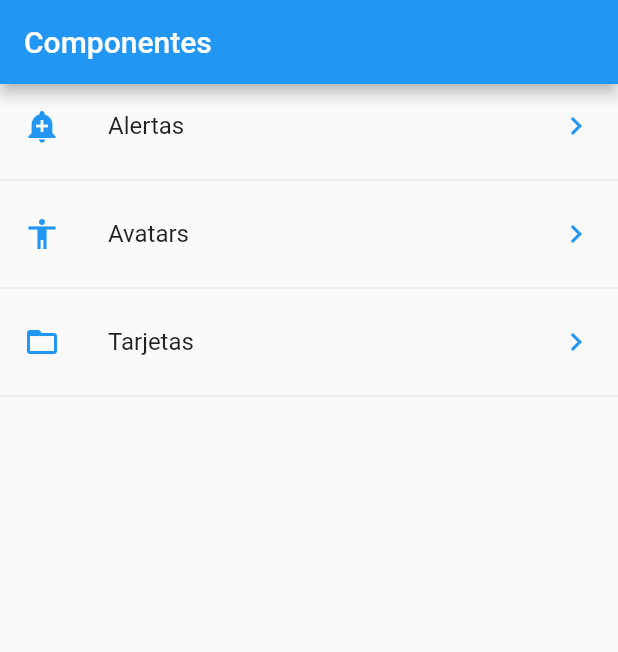
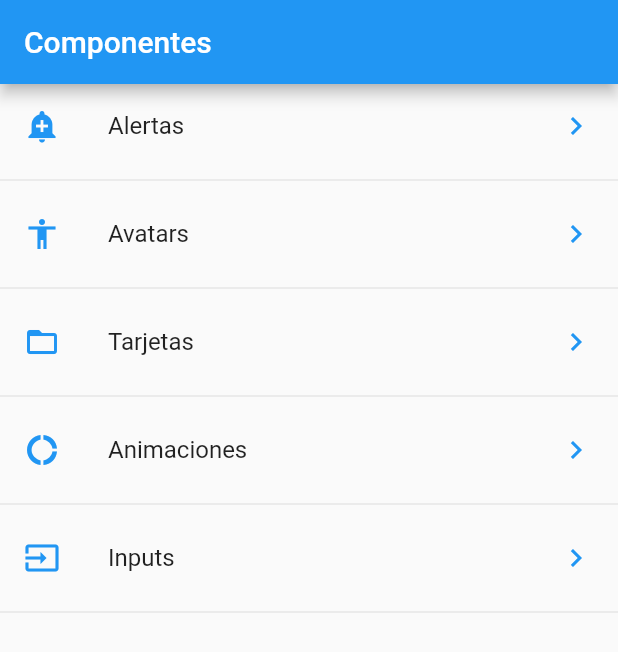
Before and after one commit to angelru/IntroductionFlutter, a Flutter app: the screen it shows after launch, on a phone screen of 412 x 824 dp. Shown: the top 652 px of the screen. Run offline on Flutter 3.47's test engine with Material 2 defaults, Android fonts, the phone set to English and light mode, and no system bars.

Commit message:
input fields

```diff
--- a/data/menu_opts.json
+++ b/data/menu_opts.json
@@ -15,6 +15,16 @@
             "ruta" : "card",
             "icon" : "folder_open",
             "texto": "Tarjetas"
+        },
+        {
+            "ruta" : "animatedContainer",
+            "icon" : "donut_large",
+            "texto": "Animaciones"
+        },
+        {
+            "ruta" : "inputs",
+            "icon" : "input",
+            "texto": "Inputs"
         }
     ]
 }
--- a/lib/pages/cards_page.dart
+++ b/lib/pages/cards_page.dart
@@ -1,6 +1,7 @@
 import 'package:flutter/material.dart';
 
 class CardPage extends StatelessWidget {
+  const CardPage({Key? key}) : super(key: key);
   @override
   Widget build(BuildContext context) {
     return Scaffold(
--- a/lib/pages/home_page.dart
+++ b/lib/pages/home_page.dart
@@ -19,7 +19,7 @@ class HomePage extends StatelessWidget {
   Widget _menu() {
     return FutureBuilder(
       future: menuProvider.loadDataAsync(),
-      initialData: [],
+      initialData: const [],
       builder: (context, AsyncSnapshot<List<dynamic>> snapshot) {
         return ListView(
           children: _createItems(snapshot.data, context),
@@ -35,7 +35,7 @@ class HomePage extends StatelessWidget {
       final temp = ListTile(
         title: Text(item['texto']),
         leading: getIcon(item['icon']),
-        trailing: Icon(Icons.keyboard_arrow_right, color: Colors.blue),
+        trailing: const Icon(Icons.keyboard_arrow_right, color: Colors.blue),
         onTap: () {
           Navigator.pushNamed(context, item['ruta']);
         },
@@ -43,7 +43,7 @@ class HomePage extends StatelessWidget {
 
       options
         ..add(temp)
-        ..add(Divider());
+        ..add(const Divider());
     });
 
     return options;
--- a/lib/routes/routes.dart
+++ b/lib/routes/routes.dart
@@ -4,12 +4,17 @@ import 'package:componentes_flutter/pages/alert_page.dart';
 import 'package:componentes_flutter/pages/avatar_page.dart';
 import 'package:componentes_flutter/pages/home_page.dart';
 import 'package:componentes_flutter/pages/cards_page.dart';
+import 'package:componentes_flutter/pages/animated_container.dart';
+import 'package:componentes_flutter/pages/input_page.dart';
 
 Map<String, WidgetBuilder> getApplicationRoutes() {
   return <String, WidgetBuilder>{
-    '/': (BuildContext context) => HomePage(),
-    'alert': (BuildContext context) => AlertPage(),
-    'avatar': (BuildContext context) => AvatarPage(),
-    'card': (BuildContext context) => CardPage()
+    '/': (BuildContext context) => const HomePage(),
+    'alert': (BuildContext context) => const AlertPage(),
+    'avatar': (BuildContext context) => const AvatarPage(),
+    'card': (BuildContext context) => const CardPage(),
+    'animatedContainer': (BuildContext context) =>
+        const AnimatedContainerPage(),
+    'inputs': (BuildContext context) => const InputPage(),
   };
 }
--- a/lib/utils/icon_string_util.dart
+++ b/lib/utils/icon_string_util.dart
@@ -6,6 +6,8 @@ final _icons = <String, IconData>{
   'add_alert': Icons.add_alert,
   'accessibility': Icons.accessibility,
   'folder_open': Icons.folder_open,
+  'donut_large': Icons.donut_large,
+  'input': Icons.input
 };
 
 Icon getIcon(String icon) {
```
Also changed, not shown: lib/pages/animated_container.dart (added, +54 -0 lines).
